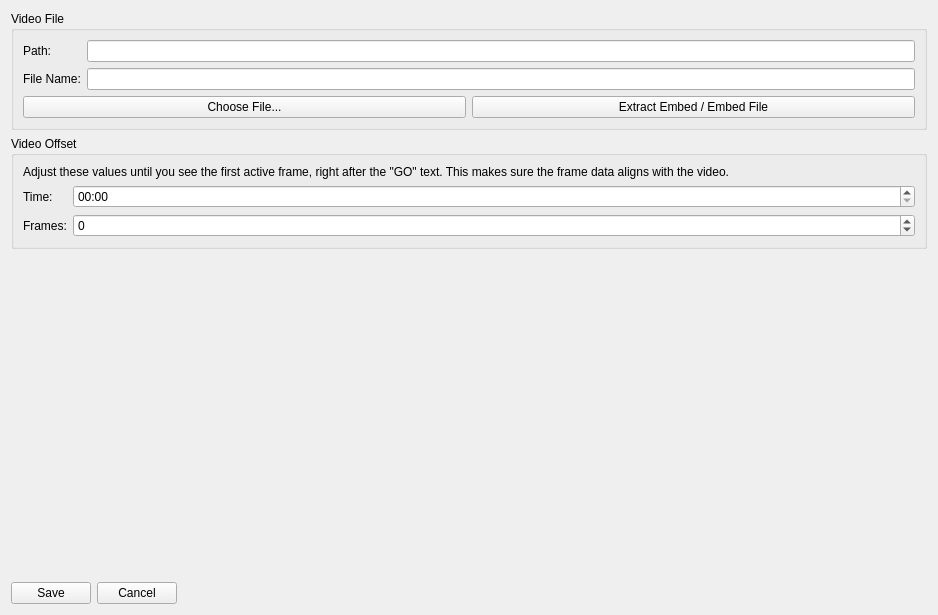
Before: the Qt Designer form application/forms/VideoAssociatorDialog.ui in reframedultimate/ReFramed, drawn with Qt 5.
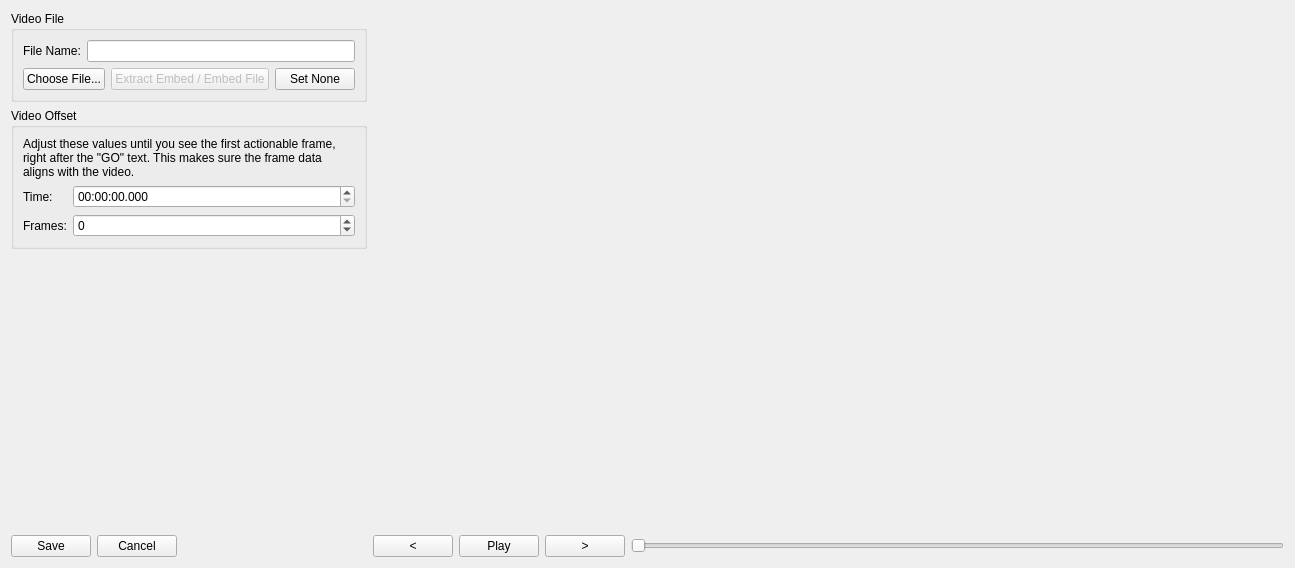
After: the same form once the commit is applied.

What changed in the file:
```diff
--- a/application/forms/VideoAssociatorDialog.ui
+++ b/application/forms/VideoAssociatorDialog.ui
@@ -6,41 +6,30 @@
    <rect>
     <x>0</x>
     <y>0</y>
-    <width>938</width>
-    <height>615</height>
+    <width>1295</width>
+    <height>568</height>
    </rect>
   </property>
   <property name="windowTitle">
    <string>Form</string>
   </property>
-  <layout class="QGridLayout" name="gridLayout_3" columnstretch="0,1">
-   <item row="0" column="0">
+  <layout class="QGridLayout" name="gridLayout_3" rowstretch="1,0" columnstretch="0,1">
+   <item row="0" column="0" rowspan="2">
+    <layout class="QVBoxLayout" name="verticalLayout">
+     <item>
     <widget class="QGroupBox" name="groupBox_videoFile">
      <property name="title">
       <string>Video File</string>
      </property>
      <layout class="QGridLayout" name="gridLayout">
       <item row="0" column="0">
-       <widget class="QLabel" name="label">
-        <property name="text">
-         <string>Path:</string>
-        </property>
-       </widget>
-      </item>
-      <item row="0" column="1">
-       <widget class="QLineEdit" name="lineEdit_filePath"/>
-      </item>
-      <item row="1" column="0">
        <widget class="QLabel" name="label_2">
         <property name="text">
          <string>File Name:</string>
         </property>
        </widget>
       </item>
-      <item row="1" column="1">
-       <widget class="QLineEdit" name="lineEdit_fileName"/>
-      </item>
-      <item row="2" column="0" colspan="2">
+        <item row="1" column="0" colspan="2">
        <layout class="QHBoxLayout" name="horizontalLayout_3">
         <item>
          <widget class="QPushButton" name="pushButton_chooseFile">
@@ -51,17 +40,34 @@
         </item>
         <item>
          <widget class="QPushButton" name="pushButton_extractOrEmbed">
+            <property name="enabled">
+             <bool>false</bool>
+            </property>
           <property name="text">
            <string>Extract Embed / Embed File</string>
           </property>
          </widget>
         </item>
-       </layout>
-      </item>
+          <item>
+           <widget class="QPushButton" name="pushButton_4">
+            <property name="text">
+             <string>Set None</string>
+            </property>
+           </widget>
+          </item>
+         </layout>
+        </item>
+        <item row="0" column="1">
+         <widget class="QLineEdit" name="lineEdit_fileName">
+          <property name="readOnly">
+           <bool>true</bool>
+          </property>
+         </widget>
+        </item>
      </layout>
     </widget>
    </item>
-   <item row="1" column="0">
+     <item>
     <widget class="QGroupBox" name="groupBox_videoOffset">
      <property name="title">
       <string>Video Offset</string>
@@ -77,7 +83,7 @@
       <item row="1" column="1">
        <widget class="QTimeEdit" name="timeEdit_timeOffset">
         <property name="displayFormat">
-         <string>HH:mm</string>
+           <string>HH:mm:ss.zzz</string>
         </property>
        </widget>
       </item>
@@ -101,7 +107,7 @@
       <item row="0" column="0" colspan="2">
        <widget class="QLabel" name="label_5">
         <property name="text">
-         <string>Adjust these values until you see the first active frame, right after the &quot;GO&quot; text. This makes sure the frame data aligns with the video.</string>
+           <string>Adjust these values until you see the first actionable frame, right after the &quot;GO&quot; text. This makes sure the frame data aligns with the video.</string>
         </property>
         <property name="wordWrap">
          <bool>true</bool>
@@ -111,7 +117,7 @@
      </layout>
     </widget>
    </item>
-   <item row="2" column="0">
+     <item>
     <spacer name="verticalSpacer">
      <property name="orientation">
       <enum>Qt::Vertical</enum>
@@ -119,12 +125,12 @@
      <property name="sizeHint" stdset="0">
       <size>
        <width>20</width>
-       <height>392</height>
+         <height>40</height>
       </size>
      </property>
     </spacer>
    </item>
-   <item row="3" column="0">
+     <item>
     <layout class="QHBoxLayout" name="horizontalLayout">
      <item>
       <widget class="QPushButton" name="pushButton_save">
@@ -155,9 +161,43 @@
      </item>
     </layout>
    </item>
-   <item row="0" column="1" rowspan="4">
+    </layout>
+   </item>
+   <item row="0" column="1">
     <layout class="QHBoxLayout" name="layout_videoPlugin"/>
    </item>
+   <item row="1" column="1">
+    <layout class="QHBoxLayout" name="horizontalLayout_2">
+     <item>
+      <widget class="QPushButton" name="pushButton_3">
+       <property name="text">
+        <string>&lt;</string>
+       </property>
+      </widget>
+     </item>
+     <item>
+      <widget class="QPushButton" name="pushButton">
+       <property name="text">
+        <string>Play</string>
+       </property>
+      </widget>
+     </item>
+     <item>
+      <widget class="QPushButton" name="pushButton_2">
+       <property name="text">
+        <string>&gt;</string>
+       </property>
+      </widget>
+     </item>
+     <item>
+      <widget class="QSlider" name="slider_videoPosition">
+       <property name="orientation">
+        <enum>Qt::Horizontal</enum>
+       </property>
+      </widget>
+     </item>
+    </layout>
+   </item>
   </layout>
  </widget>
  <resources/>
```
Lines whose indentation alone changed are shown as unchanged.
